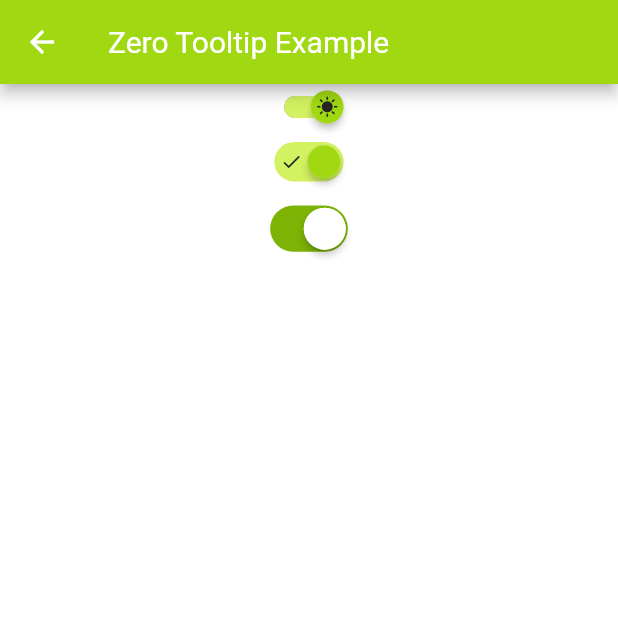
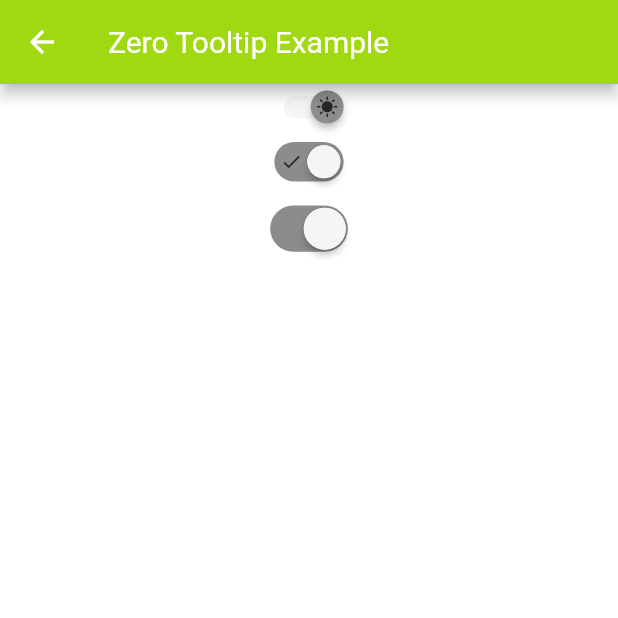
Before and after one commit to zero-one-group/zog-ui, a Flutter app: the ZeroSwitchExample screen opened directly, on a phone screen of 412 x 824 dp, the top half of it. Run offline on Flutter 3.47's test engine with Material 2 defaults, Android fonts, the phone set to English and light mode, and no system bars; our stand-ins replace dropdown_button2, flutter_slidable, flutter_svg.

Commit message:
feat: 42 implement switch mobile

```diff
--- a/packages/mobile/example/lib/component/switch/zero_switch_example.dart
+++ b/packages/mobile/example/lib/component/switch/zero_switch_example.dart
@@ -22,21 +22,21 @@ class _ZeroSwitchExampleState extends State<ZeroSwitchExample> {
             children: [
               ZeroSwitch(
                 onChanged: (val) {},
-                isDisabled: false,
+                isDisabled: true,
                 initialValue: true,
                 activeIcon: const Icon(Icons.sunny),
                 inactiveIcon: const Icon(Icons.nightlight_round),
               ),
               ZeroSwitchAndroid(
                 onChanged: (val) {},
-                isDisabled: false,
+                isDisabled: true,
                 initialValue: true,
                 activeIcon: const Icon(Icons.check),
                 inactiveIcon: const Icon(Icons.close),
               ),
               ZeroSwitchIOS(
                 onChanged: (val) {},
-                isDisabled: false,
+                isDisabled: true,
                 initialValue: true,
                 // inactiveColor: Colors.red,
                 // activeColor: Colors.green,
--- a/packages/mobile/lib/components/switch/zero_switch.dart
+++ b/packages/mobile/lib/components/switch/zero_switch.dart
@@ -1,7 +1,5 @@
 import 'package:flutter/material.dart';
-import 'package:zero_ui_mobile/utils/extensions/theme_extensions.dart';
-
-import '../../styles/colors.dart';
+import 'package:zero_ui_mobile/zero_ui_mobile.dart';
 
 /// basic switch widget component with two states [true] and [false]
 /// there are properties to customize the icon and colors of the switch
@@ -102,7 +100,7 @@ class _ZeroSwitchState extends State<ZeroSwitch> {
   Widget _inactiveLine() {
     Color inactiveColor;
     if (widget.isDisabled) {
-      inactiveColor = ZeroColors.neutral[5];
+      inactiveColor = context.theme.disabledBackgroundColor;
     } else {
       inactiveColor = widget.inactiveColor ?? ZeroColors.neutral[7];
     }
@@ -120,7 +118,7 @@ class _ZeroSwitchState extends State<ZeroSwitch> {
   Widget _activeLine() {
     Color activeColor;
     if (widget.isDisabled) {
-      activeColor = ZeroColors.neutral[3];
+      activeColor = context.theme.disabledBackgroundColor;
     } else {
       activeColor = widget.activeColor ?? context.theme.primaryColor.light;
     }
@@ -150,7 +148,7 @@ class _ZeroSwitchState extends State<ZeroSwitch> {
               size: widget.activeIcon?.size ?? 15,
             )
           : null;
-      if (widget.isDisabled) thumbColor = ZeroColors.neutral[5];
+      if (widget.isDisabled) thumbColor = context.theme.disabledColor;
     } else {
       thumbColor = widget.inactiveThumbColor ?? ZeroColors.neutral[1];
       icon = widget.inactiveIcon != null
@@ -160,7 +158,7 @@ class _ZeroSwitchState extends State<ZeroSwitch> {
               size: widget.inactiveIcon?.size ?? 15,
             )
           : null;
-      if (widget.isDisabled) thumbColor = ZeroColors.neutral[3];
+      if (widget.isDisabled) thumbColor = context.theme.disabledColor;
     }
     return AnimatedPositioned(
       duration: const Duration(milliseconds: 200),
--- a/packages/mobile/lib/components/switch/zero_switch_android.dart
+++ b/packages/mobile/lib/components/switch/zero_switch_android.dart
@@ -1,7 +1,5 @@
 import 'package:flutter/material.dart';
-import 'package:zero_ui_mobile/utils/extensions/theme_extensions.dart';
-
-import '../../styles/colors.dart';
+import 'package:zero_ui_mobile/zero_ui_mobile.dart';
 
 /// switch widget component adopted from android switch style
 /// there are properties to customize the icon and colors of the switch
@@ -108,7 +106,7 @@ class _ZeroSwitchAndroidState extends State<ZeroSwitchAndroid> {
               size: widget.activeIcon?.size ?? 15,
             )
           : null;
-      if (widget.isDisabled) inactiveColor = ZeroColors.neutral[5];
+      if (widget.isDisabled) inactiveColor = context.theme.disabledColor;
     } else {
       inactiveColor = widget.inactiveColor ?? ZeroColors.neutral[7];
       icon = widget.inactiveIcon != null
@@ -118,7 +116,7 @@ class _ZeroSwitchAndroidState extends State<ZeroSwitchAndroid> {
               size: widget.inactiveIcon?.size ?? 15,
             )
           : null;
-      if (widget.isDisabled) inactiveColor = ZeroColors.neutral[3];
+      if (widget.isDisabled) inactiveColor = context.theme.disabledBackgroundColor;
     }
 
     return Container(
@@ -141,10 +139,10 @@ class _ZeroSwitchAndroidState extends State<ZeroSwitchAndroid> {
     Color thumbColor;
     if (_value) {
       thumbColor = widget.activeThumbColor ?? context.theme.primaryColor;
-      if (widget.isDisabled) thumbColor = ZeroColors.neutral[5];
+      if (widget.isDisabled) thumbColor = context.theme.disabledBackgroundColor;
     } else {
       thumbColor = widget.inactiveThumbColor ?? ZeroColors.neutral[1];
-      if (widget.isDisabled) thumbColor = ZeroColors.neutral[3];
+      if (widget.isDisabled) thumbColor = context.theme.disabledColor;
     }
     return AnimatedPositioned(
       duration: const Duration(milliseconds: 200),
--- a/packages/mobile/lib/components/switch/zero_switch_ios.dart
+++ b/packages/mobile/lib/components/switch/zero_switch_ios.dart
@@ -1,7 +1,5 @@
 import 'package:flutter/material.dart';
-import 'package:zero_ui_mobile/utils/extensions/theme_extensions.dart';
-
-import '../../styles/colors.dart';
+import 'package:zero_ui_mobile/zero_ui_mobile.dart';
 
 /// switch widget component adapted to iOS switch style
 /// there are properties to customize the icon and colors of the switch
@@ -92,10 +90,10 @@ class _ZeroSwitchIOSState extends State<ZeroSwitchIOS> {
     Color inactiveColor;
     if (_value) {
       inactiveColor = widget.activeColor ?? context.theme.primaryColor.dark;
-      if (widget.isDisabled) inactiveColor = ZeroColors.neutral[5];
+      if (widget.isDisabled) inactiveColor = context.theme.disabledColor;
     } else {
       inactiveColor = widget.inactiveColor ?? ZeroColors.neutral[7];
-      if (widget.isDisabled) inactiveColor = ZeroColors.neutral[3];
+      if (widget.isDisabled) inactiveColor = context.theme.disabledColor;
     }
 
     return Container(
@@ -113,10 +111,10 @@ class _ZeroSwitchIOSState extends State<ZeroSwitchIOS> {
     Color thumbColor;
     if (_value) {
       thumbColor = widget.activeThumbColor ?? ZeroColors.neutral[1];
-      if (widget.isDisabled) thumbColor = ZeroColors.neutral[5];
+      if (widget.isDisabled) thumbColor = context.theme.disabledBackgroundColor;
     } else {
       thumbColor = widget.inactiveThumbColor ?? ZeroColors.neutral[1];
-      if (widget.isDisabled) thumbColor = ZeroColors.neutral[3];
+      if (widget.isDisabled) thumbColor = context.theme.disabledBackgroundColor;
     }
     return AnimatedPositioned(
       duration: const Duration(milliseconds: 200),
```
